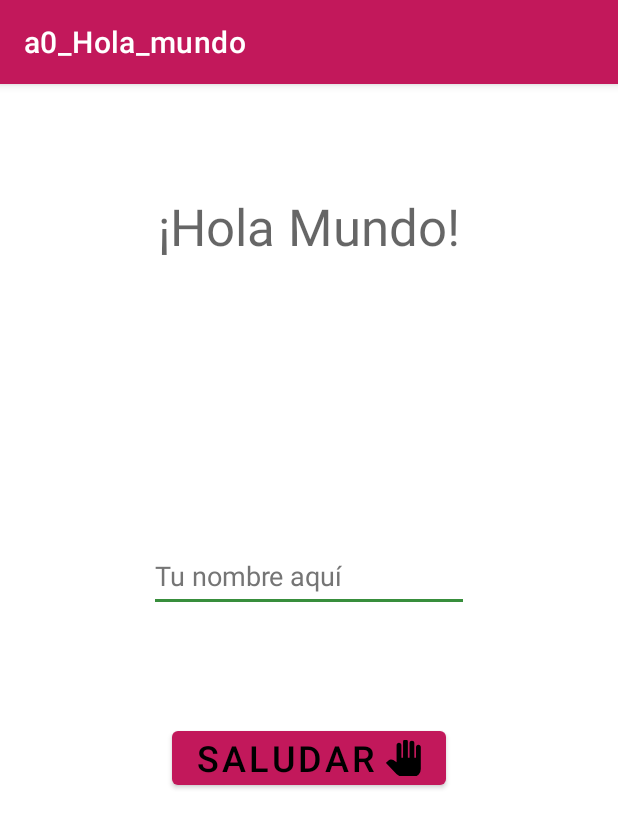
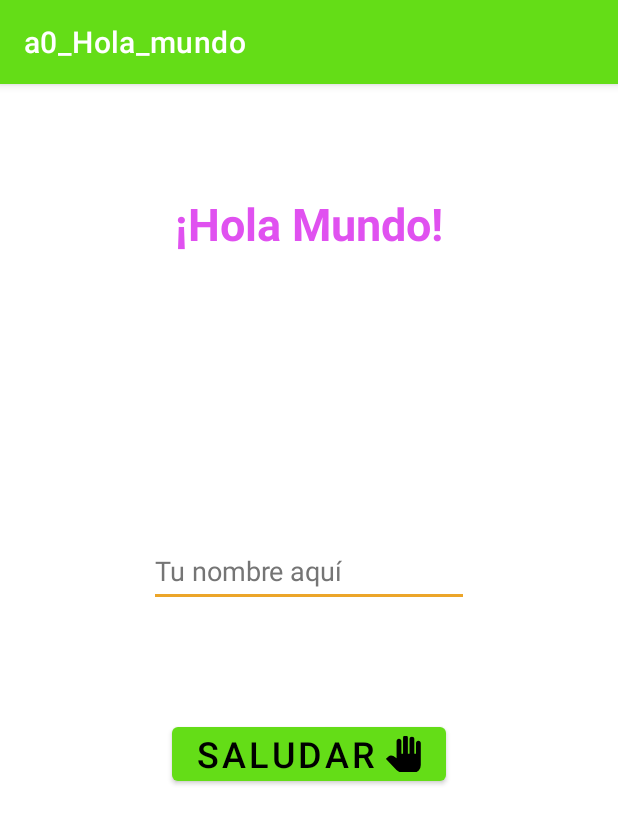
Before and after one commit to AndreaI77/AndroidStudio, an Android app: the screen it shows after launch (MainActivity), on a phone screen of 412 x 824 dp. Shown: the top 828 px of the screen. Run offline under Robolectric (Android 15) with nearby library versions, the phone set to English and light mode, and no system bars.

Commit message:
cambio colores!

```diff
--- a/a0_Hola_mundo/app/src/main/AndroidManifest.xml
+++ b/a0_Hola_mundo/app/src/main/AndroidManifest.xml
@@ -10,7 +10,7 @@
         android:label="@string/app_name"
         android:roundIcon="@drawable/emoji_people_48px_1_"
         android:supportsRtl="true"
-        android:theme="@style/Theme.A0_Hola_mundo"
+        android:theme="@style/MyAppTheme"
         tools:targetApi="31">
         <activity
             android:name=".MainActivity"
--- a/a0_Hola_mundo/app/src/main/res/layout/activity_main.xml
+++ b/a0_Hola_mundo/app/src/main/res/layout/activity_main.xml
@@ -11,7 +11,7 @@
         android:layout_width="wrap_content"
         android:layout_height="wrap_content"
         android:text="@string/hola_Mundo"
-        android:textAppearance="@style/TextAppearance.AppCompat.Display1"
+        android:textAppearance ="@style/MyCodeFont"
         app:layout_constraintBottom_toBottomOf="parent"
         app:layout_constraintEnd_toEndOf="parent"
         app:layout_constraintStart_toStartOf="parent"
--- a/a0_Hola_mundo/app/src/main/res/values/themes.xml
+++ b/a0_Hola_mundo/app/src/main/res/values/themes.xml
@@ -13,4 +13,18 @@
         <item name="android:statusBarColor">?attr/colorPrimaryVariant</item>
         <!-- Customize your theme here. -->
     </style>
+    <style name="MyAppTheme" parent="Theme.A0_Hola_mundo">
+        <item name="colorPrimary">#64dd17</item>
+        <item name="colorPrimaryDark">#32cb00</item>
+        <item name="colorAccent">#ECA529</item>
+        <item name="android:textColorPrimary">#212121</item>
+        <item name="android:textColorSecondary">#aa00ff</item>
+    </style>
+    <style name="MyCodeFont" parent="@style/TextAppearance.AppCompat.Display1">
+        <item name="android:textColor">#E051F0</item>
+        <item name="android:layout_width">wrap_content</item>
+        <item name="android:layout_height">wrap_content</item>
+        <item name="android:textStyle">bold</item>
+        <item name="android:textSize">30sp</item>
+    </style>
 </resources>
```
Also changed, not shown: 1 other file.
